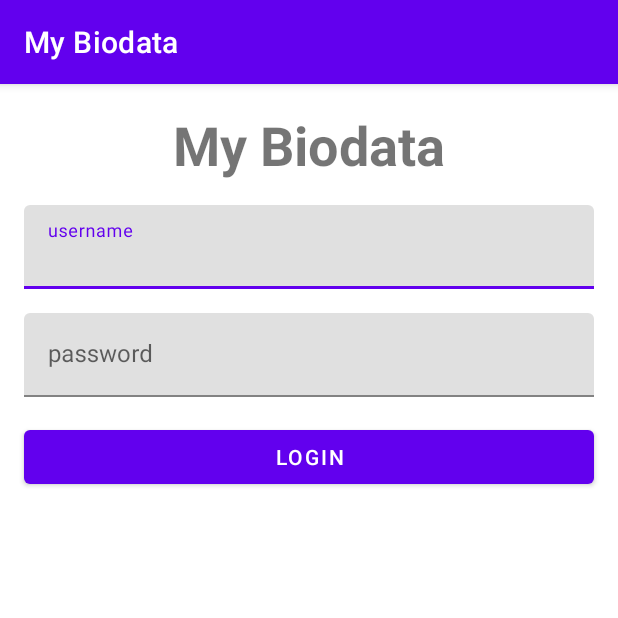
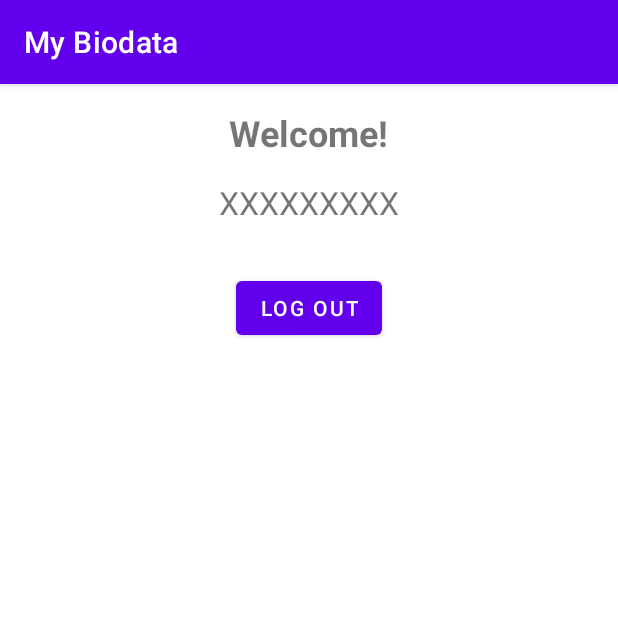
Before and after one commit to Opitassyy/MyBiodata, an Android app: the screen it shows after launch (MainActivity), on a phone screen of 412 x 824 dp, the top half of it. Run offline under Robolectric (Android 15) with nearby library versions, the phone set to English and light mode, and no system bars.

Commit message:
Add logout menu
- Changes layout main to login
- add welcome message in main activity

```diff
--- a/app/src/main/AndroidManifest.xml
+++ b/app/src/main/AndroidManifest.xml
@@ -12,6 +12,9 @@
         android:theme="@style/Theme.MyBiodata"
         tools:targetApi="31">
         <activity
+            android:name=".LoginActivity"
+            android:exported="false" />
+        <activity
             android:name=".MainActivity"
             android:exported="true">
             <intent-filter>
--- a/app/src/main/res/layout/activity_main.xml
+++ b/app/src/main/res/layout/activity_main.xml
@@ -7,68 +7,37 @@
     tools:context=".MainActivity">
 
     <TextView
-        android:id="@+id/tv_app_title"
+        android:id="@+id/tv_welcome"
         android:layout_width="wrap_content"
         android:layout_height="wrap_content"
-        android:text="My Biodata"
-        android:textSize="36sp"
+        android:text="Welcome!"
+        android:textSize="24sp"
         android:textStyle="bold"
         android:layout_marginTop="16dp"
         app:layout_constraintTop_toTopOf="parent"
         app:layout_constraintStart_toStartOf="parent"
         app:layout_constraintEnd_toEndOf="parent"/>
 
-
-    <com.google.android.material.textfield.TextInputLayout
-        android:id="@+id/til_username"
-        android:layout_width="match_parent"
+    <TextView
+        android:id="@+id/tv_username"
+        android:layout_width="wrap_content"
         android:layout_height="wrap_content"
+        android:text="XXXXXXXXX"
+        android:textSize="21sp"
         android:layout_marginTop="16dp"
-        android:layout_marginHorizontal="16dp"
-        android:hint="username"
-        app:layout_constraintTop_toBottomOf="@+id/tv_app_title"
+        app:layout_constraintTop_toBottomOf="@+id/tv_welcome"
         app:layout_constraintStart_toStartOf="parent"
-        app:layout_constraintStart_toEndOf="parent">
-
-        <EditText
-            android:id="@+id/et_username"
-            android:layout_width="match_parent"
-            android:layout_height="wrap_content"
-            android:inputType="textPersonName"
-            android:imeOptions="actionNext"/>
-
-    </com.google.android.material.textfield.TextInputLayout>
-
-    <com.google.android.material.textfield.TextInputLayout
-        android:id="@+id/til_password"
-        android:layout_width="match_parent"
-        android:layout_height="wrap_content"
-        android:layout_marginTop="16dp"
-        android:layout_marginHorizontal="16dp"
-        android:hint="password"
-        app:layout_constraintTop_toBottomOf="@+id/til_username"
-        app:layout_constraintStart_toStartOf="parent"
-        app:layout_constraintStart_toEndOf="parent">
-
-    <EditText
-        android:id="@+id/et_username"
-        android:layout_width="match_parent"
-        android:layout_height="wrap_content"
-        android:inputType="textPersonName"
-        android:imeOptions="actionDone"/>
-
-    </com.google.android.material.textfield.TextInputLayout>
+        app:layout_constraintEnd_toEndOf="parent" />
 
     <Button
-        android:id="@+id/btn_login"
-        style="@style/Widget.MaterialComponents.Button"
-        android:layout_width="0dp"
+        android:id="@+id/btn_logout"
+        android:layout_width="wrap_content"
         android:layout_height="wrap_content"
-        android:text="Login"
-        android:layout_marginTop="16dp"
-        android:layout_marginHorizontal="16dp"
-        app:layout_constraintTop_toBottomOf="@+id/til_password"
+        android:text="Log Out"
+        android:layout_marginTop="32dp"
+        app:layout_constraintTop_toBottomOf="@+id/tv_username"
         app:layout_constraintStart_toStartOf="parent"
         app:layout_constraintEnd_toEndOf="parent"/>
 
+
 </androidx.constraintlayout.widget.ConstraintLayout>
```
Also changed, not shown: app/src/main/java/com/opitassy/mybiodata/LoginActivity.java (added, +14 -0 lines), app/src/main/res/layout/activity_login.xml (added, +75 -0 lines).
